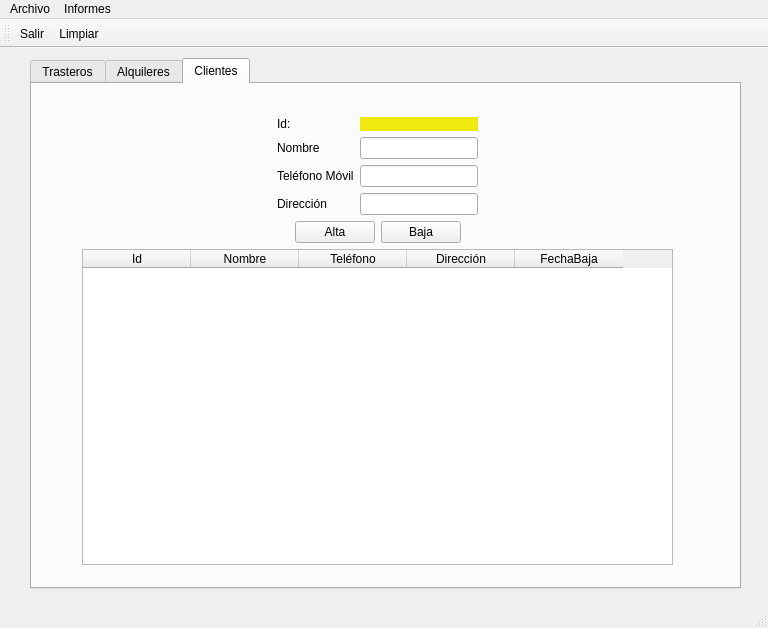
lucascabaleiro/RecuperaCabaleiroSanchez, file ventanamain.ui: the form before one commit.
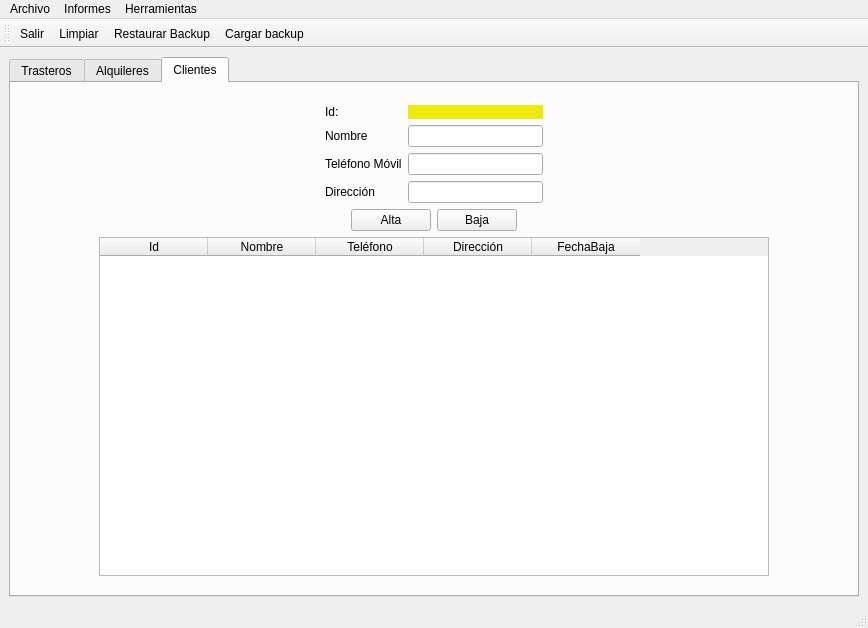
The form after the commit. The open tabs and pages were chosen to show the change. Icons and pictures are not drawn.

```diff
--- a/ventanamain.ui
+++ b/ventanamain.ui
@@ -6,7 +6,7 @@
    <rect>
     <x>0</x>
     <y>0</y>
-    <width>768</width>
+    <width>868</width>
     <height>628</height>
    </rect>
   </property>
@@ -14,15 +14,9 @@
    <string>Trasteros Vigo</string>
   </property>
   <widget class="QWidget" name="centralwidget">
+   <layout class="QGridLayout" name="gridLayout_12">
+    <item row="0" column="0">
    <widget class="QTabWidget" name="tabTrasteros">
-    <property name="geometry">
-     <rect>
-      <x>30</x>
-      <y>10</y>
-      <width>711</width>
-      <height>531</height>
-     </rect>
-    </property>
     <property name="currentIndex">
      <number>0</number>
     </property>
@@ -870,16 +864,22 @@
      <attribute name="title">
       <string>Clientes</string>
      </attribute>
-     <widget class="QWidget" name="layoutWidget_2">
-      <property name="geometry">
-       <rect>
-        <x>40</x>
-        <y>20</y>
-        <width>611</width>
-        <height>471</height>
-       </rect>
-      </property>
-      <layout class="QGridLayout" name="gridLayout_5">
+       <layout class="QGridLayout" name="gridLayout_15" columnstretch="1,10,1">
+        <item row="0" column="0">
+         <spacer name="horizontalSpacer_16">
+          <property name="orientation">
+           <enum>Qt::Horizontal</enum>
+          </property>
+          <property name="sizeHint" stdset="0">
+           <size>
+            <width>40</width>
+            <height>20</height>
+           </size>
+          </property>
+         </spacer>
+        </item>
+        <item row="0" column="1">
+         <layout class="QGridLayout" name="gridLayout_5" columnstretch="0,0">
        <property name="leftMargin">
         <number>10</number>
        </property>
@@ -892,90 +892,7 @@
        <property name="bottomMargin">
         <number>10</number>
        </property>
-       <item row="1" column="0">
-        <layout class="QGridLayout" name="gridLayout_6">
-         <item row="0" column="2">
-          <widget class="QPushButton" name="btnBajaCliente">
-           <property name="text">
-            <string>Baja</string>
-           </property>
-          </widget>
-         </item>
          <item row="0" column="1">
-          <widget class="QPushButton" name="btnAltaCliente">
-           <property name="text">
-            <string>Alta</string>
-           </property>
-          </widget>
-         </item>
-         <item row="0" column="0">
-          <spacer name="horizontalSpacer_6">
-           <property name="orientation">
-            <enum>Qt::Horizontal</enum>
-           </property>
-           <property name="sizeHint" stdset="0">
-            <size>
-             <width>40</width>
-             <height>20</height>
-            </size>
-           </property>
-          </spacer>
-         </item>
-         <item row="0" column="3">
-          <spacer name="horizontalSpacer_7">
-           <property name="orientation">
-            <enum>Qt::Horizontal</enum>
-           </property>
-           <property name="sizeHint" stdset="0">
-            <size>
-             <width>40</width>
-             <height>20</height>
-            </size>
-           </property>
-          </spacer>
-         </item>
-        </layout>
-       </item>
-       <item row="2" column="0">
-        <layout class="QGridLayout" name="gridLayout_7">
-         <item row="0" column="0" colspan="2">
-          <widget class="QTableWidget" name="tableClientes">
-           <property name="selectionBehavior">
-            <enum>QAbstractItemView::SelectRows</enum>
-           </property>
-           <attribute name="horizontalHeaderDefaultSectionSize">
-            <number>108</number>
-           </attribute>
-           <column>
-            <property name="text">
-             <string>Id</string>
-            </property>
-           </column>
-           <column>
-            <property name="text">
-             <string>Nombre</string>
-            </property>
-           </column>
-           <column>
-            <property name="text">
-             <string>Teléfono</string>
-            </property>
-           </column>
-           <column>
-            <property name="text">
-             <string>Dirección</string>
-            </property>
-           </column>
-           <column>
-            <property name="text">
-             <string>FechaBaja</string>
-            </property>
-           </column>
-          </widget>
-         </item>
-        </layout>
-       </item>
-       <item row="0" column="0">
         <layout class="QGridLayout" name="gridLayout_8" rowstretch="0,0,0,0" columnstretch="10,0,6,10">
          <property name="topMargin">
           <number>3</number>
@@ -1473,17 +1390,131 @@
          </item>
         </layout>
        </item>
-      </layout>
-     </widget>
-    </widget>
-   </widget>
+          <item row="1" column="1">
+           <layout class="QGridLayout" name="gridLayout_6">
+            <item row="0" column="2">
+             <widget class="QPushButton" name="btnBajaCliente">
+              <property name="text">
+               <string>Baja</string>
+              </property>
+             </widget>
+            </item>
+            <item row="0" column="0">
+             <spacer name="horizontalSpacer_6">
+              <property name="orientation">
+               <enum>Qt::Horizontal</enum>
+              </property>
+              <property name="sizeHint" stdset="0">
+               <size>
+                <width>40</width>
+                <height>20</height>
+               </size>
+              </property>
+             </spacer>
+            </item>
+            <item row="0" column="1">
+             <widget class="QPushButton" name="btnAltaCliente">
+              <property name="text">
+               <string>Alta</string>
+              </property>
+             </widget>
+            </item>
+            <item row="0" column="3">
+             <spacer name="horizontalSpacer_7">
+              <property name="orientation">
+               <enum>Qt::Horizontal</enum>
+              </property>
+              <property name="sizeHint" stdset="0">
+               <size>
+                <width>40</width>
+                <height>20</height>
+               </size>
+              </property>
+             </spacer>
+            </item>
+           </layout>
+          </item>
+          <item row="2" column="1">
+           <layout class="QGridLayout" name="gridLayout_7" columnstretch="1,0">
+            <item row="0" column="0" colspan="2">
+             <widget class="QTableWidget" name="tableClientes">
+              <property name="maximumSize">
+               <size>
+                <width>999999</width>
+                <height>9999999</height>
+               </size>
+              </property>
+              <property name="autoFillBackground">
+               <bool>false</bool>
+              </property>
+              <property name="selectionBehavior">
+               <enum>QAbstractItemView::SelectRows</enum>
+              </property>
+              <attribute name="horizontalHeaderCascadingSectionResizes">
+               <bool>false</bool>
+              </attribute>
+              <attribute name="horizontalHeaderDefaultSectionSize">
+               <number>108</number>
+              </attribute>
+              <attribute name="horizontalHeaderStretchLastSection">
+               <bool>false</bool>
+              </attribute>
+              <column>
+               <property name="text">
+                <string>Id</string>
+               </property>
+              </column>
+              <column>
+               <property name="text">
+                <string>Nombre</string>
+               </property>
+              </column>
+              <column>
+               <property name="text">
+                <string>Teléfono</string>
+               </property>
+              </column>
+              <column>
+               <property name="text">
+                <string>Dirección</string>
+               </property>
+              </column>
+              <column>
+               <property name="text">
+                <string>FechaBaja</string>
+               </property>
+              </column>
+             </widget>
+            </item>
+           </layout>
+          </item>
+         </layout>
+        </item>
+        <item row="0" column="2">
+         <spacer name="horizontalSpacer_17">
+          <property name="orientation">
+           <enum>Qt::Horizontal</enum>
+          </property>
+          <property name="sizeHint" stdset="0">
+           <size>
+            <width>40</width>
+            <height>20</height>
+           </size>
+          </property>
+         </spacer>
+        </item>
+       </layout>
+      </widget>
+     </widget>
+    </item>
+   </layout>
   </widget>
   <widget class="QMenuBar" name="menubar">
    <property name="geometry">
     <rect>
      <x>0</x>
      <y>0</y>
-     <width>768</width>
+     <width>868</width>
      <height>21</height>
     </rect>
    </property>
@@ -1501,8 +1532,15 @@
     <addaction name="actionListado_Alquileres"/>
     <addaction name="actionListado_Clientes"/>
    </widget>
+   <widget class="QMenu" name="menuHerramientas">
+    <property name="title">
+     <string>Herramientas</string>
+    </property>
+    <addaction name="actionExportar_en_CSV"/>
+   </widget>
    <addaction name="menuArchivo"/>
    <addaction name="menuInformes"/>
+   <addaction name="menuHerramientas"/>
   </widget>
   <widget class="QStatusBar" name="statusbar"/>
   <widget class="QToolBar" name="toolBar">
@@ -1517,6 +1555,8 @@
    </attribute>
    <addaction name="btnSalir"/>
    <addaction name="btnLimpiar"/>
+   <addaction name="btnRestaurarBackup"/>
+   <addaction name="btnCargarBackup"/>
   </widget>
   <action name="btnSalir">
    <property name="icon">
@@ -1562,6 +1602,35 @@
     <string>Listado Clientes</string>
    </property>
   </action>
+  <action name="btnRestaurarBackup">
+   <property name="icon">
+    <iconset>
+     <normaloff>img/creabackup.png</normaloff>img/creabackup.png</iconset>
+   </property>
+   <property name="text">
+    <string>Restaurar Backup</string>
+   </property>
+   <property name="toolTip">
+    <string>Restaurar Backup</string>
+   </property>
+  </action>
+  <action name="btnCargarBackup">
+   <property name="icon">
+    <iconset>
+     <normaloff>img/restaurabackup.png</normaloff>img/restaurabackup.png</iconset>
+   </property>
+   <property name="text">
+    <string>Cargar backup</string>
+   </property>
+   <property name="toolTip">
+    <string>Cargar Backup</string>
+   </property>
+  </action>
+  <action name="actionExportar_en_CSV">
+   <property name="text">
+    <string>Exportar en CSV</string>
+   </property>
+  </action>
  </widget>
  <resources/>
  <connections/>
```
Left out of the diff: 91 changed lines with no effect on the pictures. Lines whose indentation alone changed are shown as unchanged.
